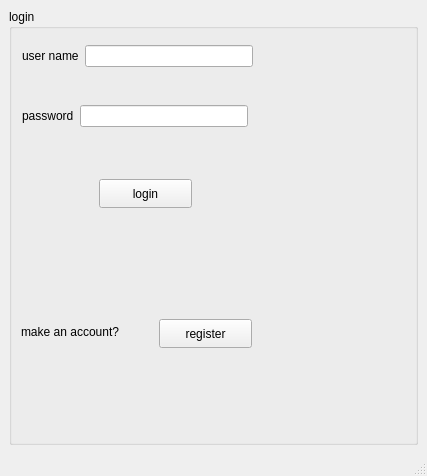
Qt form GUI/mainwindow.ui (AHMED-ABDELLATIF56/Advanced-Tic-Tac-Toe) before a commit.
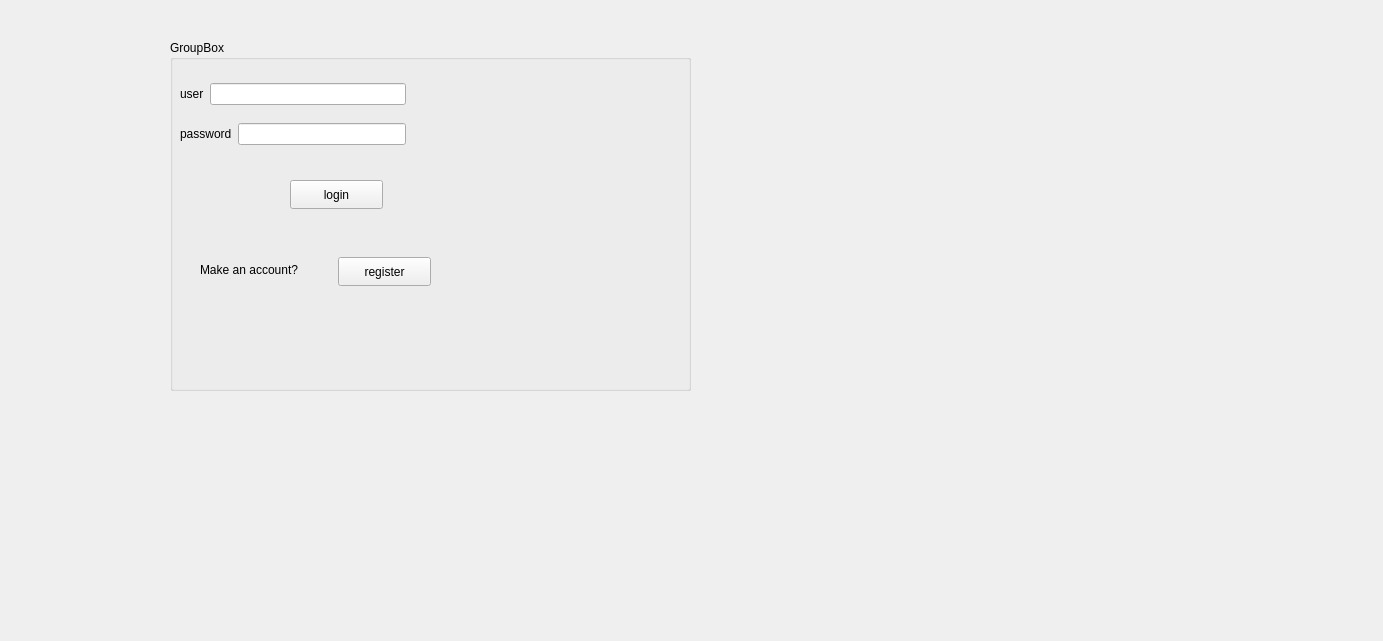
The same form after that commit.

Diff of the .ui file:
```diff
--- a/GUI/mainwindow.ui
+++ b/GUI/mainwindow.ui
@@ -6,25 +6,37 @@
    <rect>
     <x>0</x>
     <y>0</y>
-    <width>427</width>
-    <height>476</height>
+    <width>1383</width>
+    <height>641</height>
    </rect>
   </property>
+  <property name="sizePolicy">
+   <sizepolicy hsizetype="Preferred" vsizetype="Preferred">
+    <horstretch>0</horstretch>
+    <verstretch>0</verstretch>
+   </sizepolicy>
+  </property>
   <property name="windowTitle">
    <string>MainWindow</string>
   </property>
   <widget class="QWidget" name="centralwidget">
-   <layout class="QVBoxLayout" name="verticalLayout">
-    <item>
-     <widget class="QGroupBox" name="groupBox">
+   <widget class="QGroupBox" name="groupBox_2">
+    <property name="geometry">
+     <rect>
+      <x>170</x>
+      <y>40</y>
+      <width>521</width>
+      <height>351</height>
+     </rect>
+    </property>
       <property name="title">
-       <string>login</string>
-      </property>
-      <widget class="QPushButton" name="pushButton_login">
+     <string>GroupBox</string>
+    </property>
+    <widget class="QPushButton" name="pushButton_login_2">
        <property name="geometry">
         <rect>
-         <x>90</x>
-         <y>170</y>
+       <x>120</x>
+       <y>140</y>
          <width>93</width>
          <height>29</height>
         </rect>
@@ -33,11 +45,11 @@
         <string>login</string>
        </property>
       </widget>
-      <widget class="QPushButton" name="pushButton_2">
+    <widget class="QPushButton" name="pushButton_4">
        <property name="geometry">
         <rect>
-         <x>150</x>
-         <y>310</y>
+       <x>168</x>
+       <y>217</y>
          <width>93</width>
          <height>29</height>
         </rect>
@@ -46,55 +58,33 @@
         <string>register</string>
        </property>
       </widget>
-      <widget class="QLabel" name="label_3">
+    <widget class="QLabel" name="label_7">
        <property name="geometry">
         <rect>
-         <x>12</x>
-         <y>313</y>
+       <x>30</x>
+       <y>220</y>
          <width>121</width>
          <height>20</height>
         </rect>
        </property>
        <property name="text">
-        <string>make an account?</string>
+      <string>Make an account?</string>
        </property>
       </widget>
       <widget class="QWidget" name="layoutWidget">
        <property name="geometry">
         <rect>
-         <x>13</x>
-         <y>93</y>
+       <x>10</x>
+       <y>40</y>
          <width>226</width>
          <height>28</height>
         </rect>
        </property>
        <layout class="QHBoxLayout" name="horizontalLayout">
         <item>
-         <widget class="QLabel" name="label_2">
-          <property name="text">
-           <string>password</string>
-          </property>
-         </widget>
-        </item>
-        <item>
-         <widget class="QLineEdit" name="lineEdit_password"/>
-        </item>
-       </layout>
-      </widget>
-      <widget class="QWidget" name="layoutWidget">
-       <property name="geometry">
-        <rect>
-         <x>13</x>
-         <y>33</y>
-         <width>231</width>
-         <height>28</height>
-        </rect>
-       </property>
-       <layout class="QHBoxLayout" name="horizontalLayout_2">
-        <item>
          <widget class="QLabel" name="label">
           <property name="text">
-           <string>user name</string>
+         <string>user</string>
           </property>
          </widget>
         </item>
@@ -103,9 +93,33 @@
         </item>
        </layout>
       </widget>
+    <widget class="QWidget" name="layoutWidget">
+     <property name="geometry">
+      <rect>
+       <x>10</x>
+       <y>80</y>
+       <width>226</width>
+       <height>28</height>
+      </rect>
+     </property>
+     <layout class="QHBoxLayout" name="horizontalLayout_2">
+      <item>
+       <widget class="QLabel" name="label_2">
+        <property name="text">
+         <string>password</string>
+        </property>
+       </widget>
+      </item>
+      <item>
+       <widget class="QLineEdit" name="lineEdit_password">
+        <property name="echoMode">
+         <enum>QLineEdit::Password</enum>
+        </property>
      </widget>
     </item>
    </layout>
+    </widget>
+   </widget>
   </widget>
   <widget class="QMenuBar" name="menubar">
    <property name="geometry">
@@ -117,7 +131,6 @@
     </rect>
    </property>
   </widget>
-  <widget class="QStatusBar" name="statusbar"/>
  </widget>
  <resources/>
  <connections/>
```
Left out of the diff: 2 changed lines with no effect on the pictures. Lines whose indentation alone changed are shown as unchanged.
